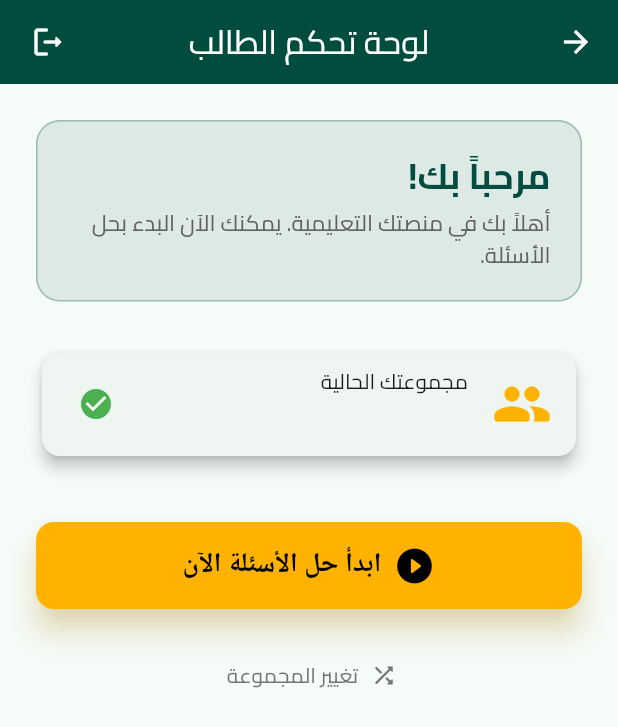
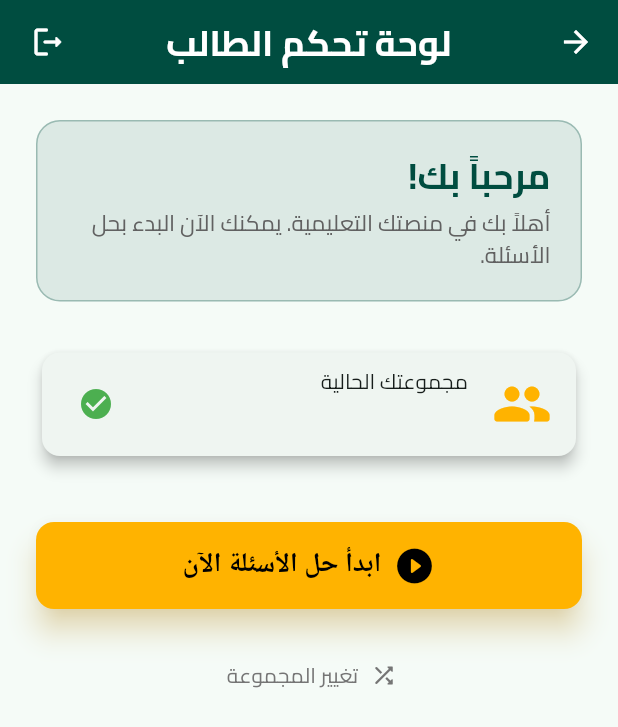
Before and after one commit to itiswd/4X4, a Flutter app: the StudentHomeScreen screen opened directly, on a phone screen of 412 x 824 dp. Shown: the top 727 px of the screen. Run offline on Flutter 3.47's test engine with Material 3 defaults, Android fonts, the phone set to English and light mode, and no system bars; our stand-ins replace supabase_flutter; accounts and stored records are empty.

Commit message:
style: Update student home screen title for improved readability

```diff
--- a/lib/presentation/screens/student/student_home_screen.dart
+++ b/lib/presentation/screens/student/student_home_screen.dart
@@ -151,7 +151,10 @@ class StudentHomeScreen extends StatelessWidget {
 
     return Scaffold(
       appBar: AppBar(
-        title: const Text('لوحة تحكم الطالب'),
+        title: const Text(
+          'لوحة تحكم الطالب',
+          style: TextStyle(fontWeight: FontWeight.bold, fontSize: 24),
+        ),
         actions: [
           IconButton(
             icon: const Icon(Icons.logout_rounded),
```
